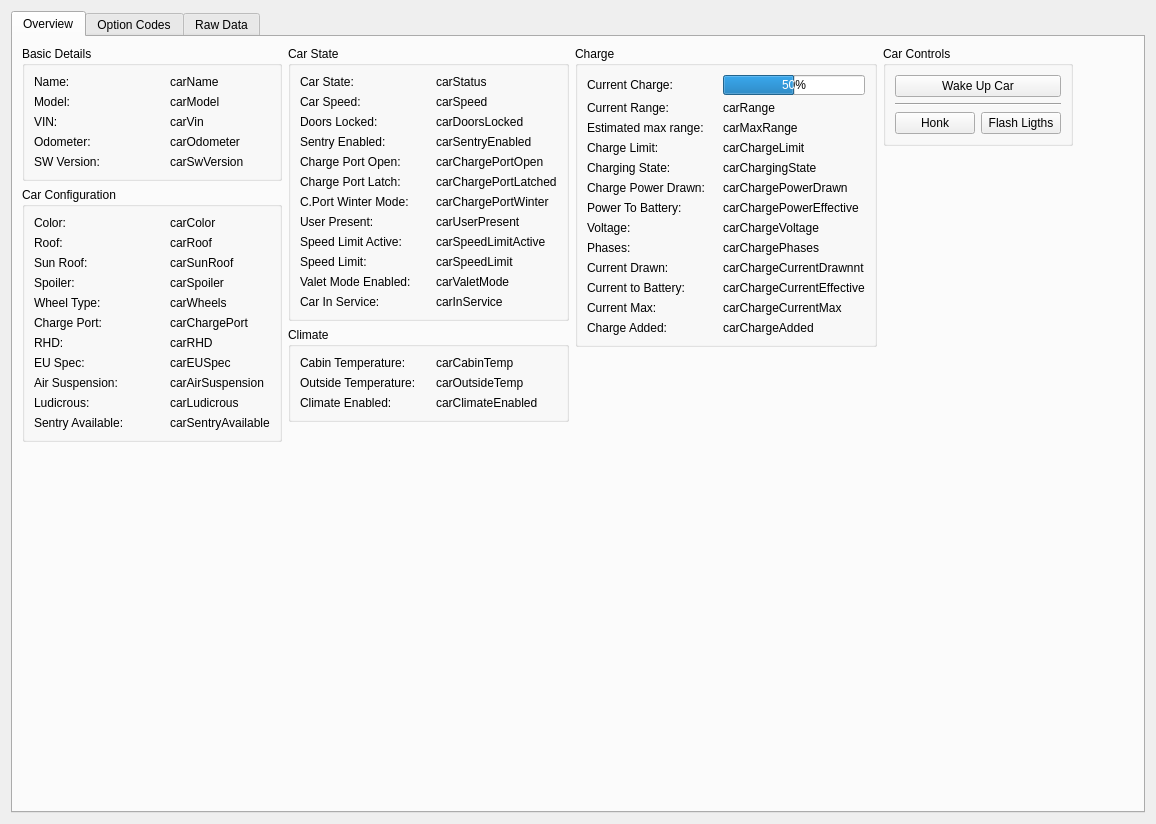
Above: ui/vehicle_view.ui from alvarosanchez/easy-tesla-remote before the change. Below: the same form after it.
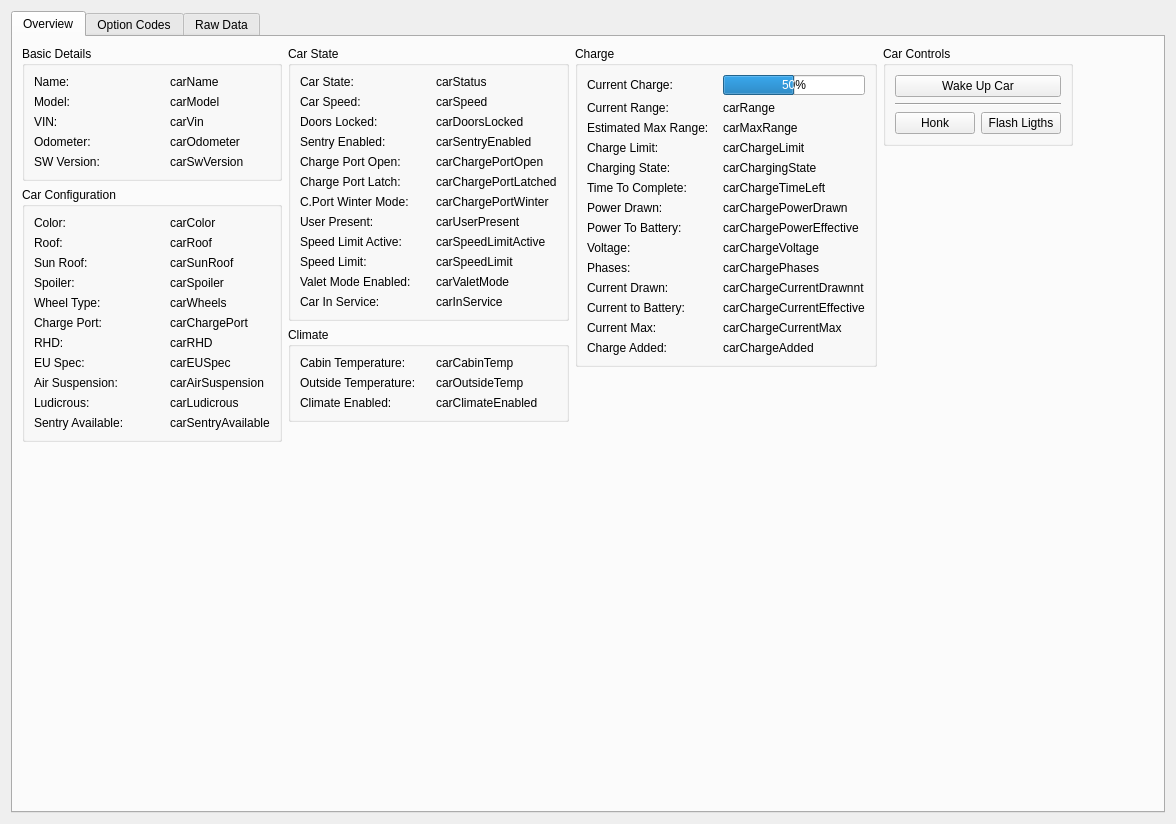
That is the form after the change.

Commit message: Added extra adapters

Patch:
```diff
--- a/ui/vehicle_view.ui
+++ b/ui/vehicle_view.ui
@@ -6,7 +6,7 @@
    <rect>
     <x>0</x>
     <y>0</y>
-    <width>1156</width>
+    <width>1176</width>
     <height>824</height>
    </rect>
   </property>
@@ -1057,7 +1057,7 @@
                    </size>
                   </property>
                   <property name="text">
-                   <string>Estimated max range:</string>
+                   <string>Estimated Max Range:</string>
                   </property>
                  </widget>
                 </item>
@@ -1106,7 +1106,7 @@
                   </property>
                  </widget>
                 </item>
-                <item row="9" column="0">
+                <item row="10" column="0">
                  <widget class="QLabel" name="label_23">
                   <property name="minimumSize">
                    <size>
@@ -1119,7 +1119,7 @@
                   </property>
                  </widget>
                 </item>
-                <item row="9" column="1">
+                <item row="10" column="1">
                  <widget class="QLabel" name="carChargeCurrentDrawn">
                   <property name="text">
                    <string>carChargeCurrentDrawnnt</string>
@@ -1135,7 +1135,7 @@
                   </property>
                  </widget>
                 </item>
-                <item row="11" column="0">
+                <item row="13" column="0">
                  <widget class="QLabel" name="label_25">
                   <property name="minimumSize">
                    <size>
@@ -1148,7 +1148,7 @@
                   </property>
                  </widget>
                 </item>
-                <item row="11" column="1">
+                <item row="13" column="1">
                  <widget class="QLabel" name="carChargeCurrentMax">
                   <property name="text">
                    <string>carChargeCurrentMax</string>
@@ -1164,7 +1164,7 @@
                   </property>
                  </widget>
                 </item>
-                <item row="8" column="0">
+                <item row="9" column="0">
                  <widget class="QLabel" name="label_24">
                   <property name="minimumSize">
                    <size>
@@ -1177,7 +1177,7 @@
                   </property>
                  </widget>
                 </item>
-                <item row="8" column="1">
+                <item row="9" column="1">
                  <widget class="QLabel" name="carChargePhases">
                   <property name="text">
                    <string>carChargePhases</string>
@@ -1193,7 +1193,7 @@
                   </property>
                  </widget>
                 </item>
-                <item row="7" column="0">
+                <item row="8" column="0">
                  <widget class="QLabel" name="label_26">
                   <property name="minimumSize">
                    <size>
@@ -1206,7 +1206,7 @@
                   </property>
                  </widget>
                 </item>
-                <item row="7" column="1">
+                <item row="8" column="1">
                  <widget class="QLabel" name="carChargeVoltage">
                   <property name="text">
                    <string>carChargeVoltage</string>
@@ -1222,7 +1222,7 @@
                   </property>
                  </widget>
                 </item>
-                <item row="6" column="0">
+                <item row="7" column="0">
                  <widget class="QLabel" name="label_14">
                   <property name="minimumSize">
                    <size>
@@ -1235,7 +1235,7 @@
                   </property>
                  </widget>
                 </item>
-                <item row="6" column="1">
+                <item row="7" column="1">
                  <widget class="QLabel" name="carChargePowerEffective">
                   <property name="text">
                    <string>carChargePowerEffective</string>
@@ -1280,7 +1280,7 @@
                   </property>
                  </widget>
                 </item>
-                <item row="12" column="0">
+                <item row="14" column="0">
                  <widget class="QLabel" name="label_18">
                   <property name="minimumSize">
                    <size>
@@ -1293,7 +1293,7 @@
                   </property>
                  </widget>
                 </item>
-                <item row="12" column="1">
+                <item row="14" column="1">
                  <widget class="QLabel" name="carChargeAdded">
                   <property name="text">
                    <string>carChargeAdded</string>
@@ -1309,14 +1309,14 @@
                   </property>
                  </widget>
                 </item>
-                <item row="5" column="0">
+                <item row="6" column="0">
                  <widget class="QLabel" name="label_44">
                   <property name="text">
-                   <string>Charge Power Drawn:</string>
+                   <string>Power Drawn:</string>
                   </property>
                  </widget>
                 </item>
-                <item row="5" column="1">
+                <item row="6" column="1">
                  <widget class="QLabel" name="carChargePowerDrawn">
                   <property name="text">
                    <string>carChargePowerDrawn</string>
@@ -1332,14 +1332,14 @@
                   </property>
                  </widget>
                 </item>
-                <item row="10" column="0">
+                <item row="12" column="0">
                  <widget class="QLabel" name="label_46">
                   <property name="text">
                    <string>Current to Battery:</string>
                   </property>
                  </widget>
                 </item>
-                <item row="10" column="1">
+                <item row="12" column="1">
                  <widget class="QLabel" name="carChargeCurrentEffective">
                   <property name="text">
                    <string>carChargeCurrentEffective</string>
@@ -1348,7 +1348,30 @@
                    <string notr="true">charge_state.charge_rate</string>
                   </property>
                   <property name="valueAdapter" stdset="0">
-                   <string notr="true">string</string>
+                   <string notr="true">string_current</string>
+                  </property>
+                  <property name="targetProperty" stdset="0">
+                   <string notr="true">text</string>
+                  </property>
+                 </widget>
+                </item>
+                <item row="5" column="0">
+                 <widget class="QLabel" name="label_45">
+                  <property name="text">
+                   <string>Time To Complete:</string>
+                  </property>
+                 </widget>
+                </item>
+                <item row="5" column="1">
+                 <widget class="QLabel" name="carChargeTimeLeft">
+                  <property name="text">
+                   <string>carChargeTimeLeft</string>
+                  </property>
+                  <property name="jsonAttribute" stdset="0">
+                   <string notr="true">charge_state.time_to_full_charge</string>
+                  </property>
+                  <property name="valueAdapter" stdset="0">
+                   <string notr="true">string_time</string>
                   </property>
                   <property name="targetProperty" stdset="0">
                    <string notr="true">text</string>
```
Left out of the diff: 6 changed lines with no effect on the pictures. The commit also changes 2 other files.
